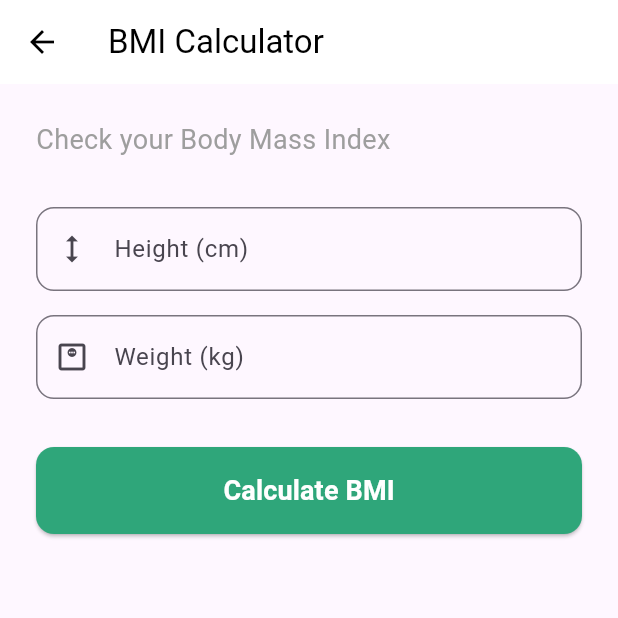
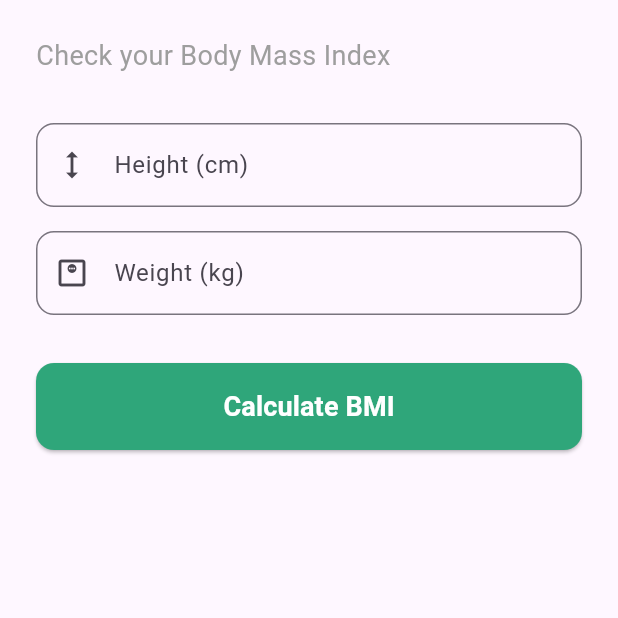
Before and after one commit to asimmp/fitmind_ai_fitness_mental_health_companion, a Flutter app: the BMICalculator screen opened directly, on a phone screen of 412 x 824 dp, the top half of it. Run offline on Flutter 3.47's test engine with Material 3 defaults, Android fonts, the light colour scheme and no system bars; our stand-ins replace cloud_firestore, firebase_auth, firebase_core; accounts and stored records are empty; network calls fail.

Commit message:
refactor: Remove app bar from BMI Calculator and improve login button formatting

```diff
--- a/lib/bmi_calculator.dart
+++ b/lib/bmi_calculator.dart
@@ -54,12 +54,6 @@ class _BMICalculatorState extends State<BMICalculator> {
   @override
   Widget build(BuildContext context) {
     return Scaffold(
-      appBar: AppBar(
-        title: const Text("BMI Calculator"),
-        backgroundColor: Colors.white,
-        foregroundColor: Colors.black,
-        elevation: 0,
-      ),
       body: Padding(
         padding: const EdgeInsets.all(24.0),
         child: Column(
--- a/lib/login.dart
+++ b/lib/login.dart
@@ -19,6 +19,7 @@ class Login extends StatefulWidget {
     final theme = Theme.of(context);
 
     return TextField(
+      controller: controller,
       obscureText: isPassword,
       decoration: InputDecoration(
         prefixIcon: Icon(icon, color: theme.colorScheme.primary),
@@ -171,8 +172,10 @@ class _LoginState extends State<Login> {
                               22,
                             ),
                           ),
-
-                          onPressed: () {login(emailController.text.trim(), passwordController.text.trim(), context);},
+                          onPressed: () {
+                            login(emailController.text.trim(),
+                                passwordController.text.trim(), context);
+                          },
                           child: const Text(
                             "Sign In",
                             style: TextStyle(
```
Also changed, not shown: pubspec.lock.
